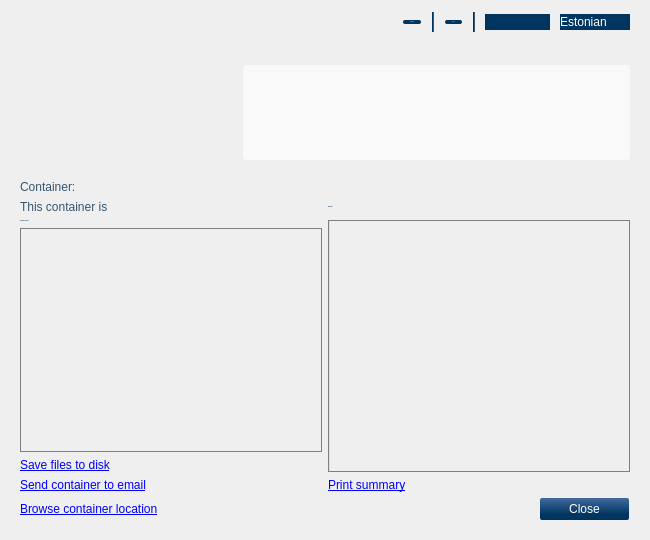
Above: qdigidocclient/trunk/src/ui/MainWindow.ui from tixsys/esteid before the change. Below: the same form after it.
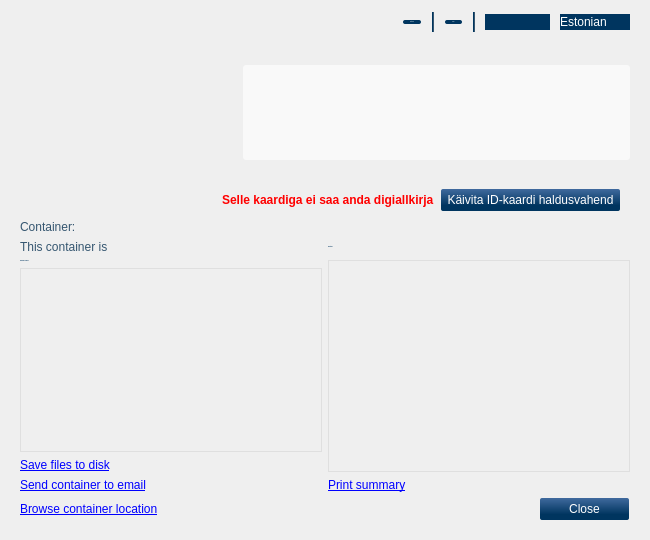
That is the form after the change. The open tabs and pages were chosen to show the change. Icons and pictures are not drawn.

Commit message: qdigidocclient: fix utility button

```diff
--- a/qdigidocclient/trunk/src/ui/MainWindow.ui
+++ b/qdigidocclient/trunk/src/ui/MainWindow.ui
@@ -40,15 +40,16 @@
   </property>
   <property name="styleSheet">
    <string notr="true">* {
+color: #355670;
 font: 12px &quot;Arial, Liberation Sans&quot;;
-color: #355670;
 }
 
 #background
 { background-image: url(&quot;:/images/background.png&quot;); }
 
 /* widgets */
-QDialogButtonBox { dialogbuttonbox-buttons-have-icons: 0; }
+QDialogButtonBox
+{ dialogbuttonbox-buttons-have-icons: 0; }
 
 QPushButton
 {
@@ -63,7 +64,7 @@
 }
 
 QDialogButtonBox QPushButton,
-#home QPushButton
+#home QPushButton, #utilityOpen
 { padding: 4px 7px; }
 
 QPushButton:hover, QPushButton:focus
@@ -75,10 +76,10 @@
 /* header */
 #cards, #languages
 {
-color: white;
+background-color: #00355F;
 border: 0px;
+color: white;
 padding-right: 5px;
-background-color: #00355F;
 }
 
 #cards QAbstractItemView,
@@ -109,20 +110,20 @@
 
 #info
 {
-color: #668696;
-font: bold;
-border-radius: 3px;
 background-color: rgba( 255, 255, 255, 153 );
+border-radius: 3px;
+color: #668696;
+font: bold;
 padding: 10px;
 }
 
+#utilityLabel
+{
+color: red;
+font: bold;
+}
+
 /* content */
-#viewSignatures
-{
-color: #71889A; 
-border-left: 1px solid #DFDFDF;
-}
-
 #homeButtonLabel,
 #viewContentLabel, #viewSignaturesLabel,
 #signContentLabel, #signSigner, #signSignerLabel
@@ -134,7 +135,7 @@
 #signContentView, #viewContentView
 {
 background-color: transparent;
-border: 1px solid grey;
+border: 1px solid #DFDFDF;
 color: #355670;
 }
 
@@ -142,10 +143,13 @@
 #viewSignatures
 { background-color: transparent; }
 
+#viewSignatures
+{ color: #71889A; }
+
 #signSignerRole, #viewSignaturesScroll
 {
 background-color: transparent;
-border: 1px solid grey;
+border: 1px solid #DFDFDF;
 }</string>
   </property>
   <layout class="QVBoxLayout" name="MainLayout">
@@ -327,6 +331,39 @@
         </item>
        </layout>
       </item>
+      <item>
+       <widget class="QFrame" name="utilityFrame">
+        <layout class="QHBoxLayout" name="horizontalLayout">
+         <item>
+          <spacer name="utilitySpacer">
+           <property name="orientation">
+            <enum>Qt::Horizontal</enum>
+           </property>
+           <property name="sizeHint" stdset="0">
+            <size>
+             <width>195</width>
+             <height>20</height>
+            </size>
+           </property>
+          </spacer>
+         </item>
+         <item>
+          <widget class="QLabel" name="utilityLabel">
+           <property name="text">
+            <string>Selle kaardiga ei saa anda digiallkirja</string>
+           </property>
+          </widget>
+         </item>
+         <item>
+          <widget class="QPushButton" name="utilityOpen">
+           <property name="text">
+            <string>Käivita ID-kaardi haldusvahend</string>
+           </property>
+          </widget>
+         </item>
+        </layout>
+       </widget>
+      </item>
       <item>
        <widget class="QStackedWidget" name="stack">
         <property name="currentIndex">
@@ -891,8 +928,8 @@
               <rect>
                <x>0</x>
                <y>0</y>
-               <width>301</width>
-               <height>252</height>
+               <width>98</width>
+               <height>28</height>
               </rect>
              </property>
              <layout class="QVBoxLayout" name="viewSignaturesLayout">
```
The commit also changes 2 other files.
